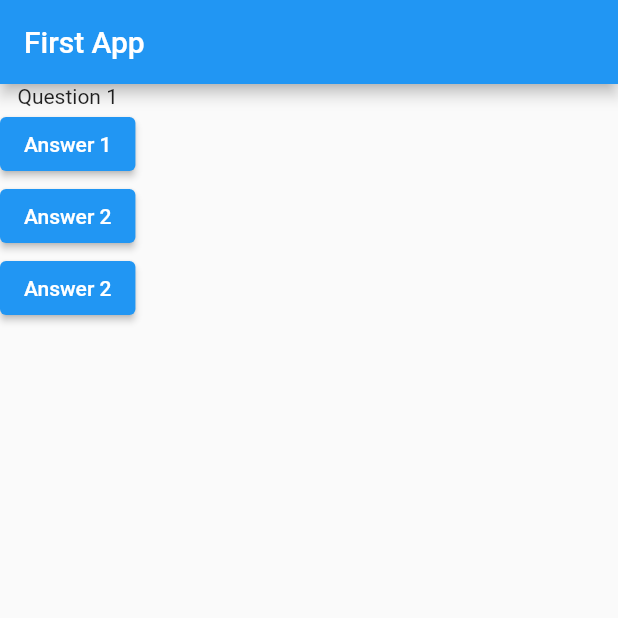
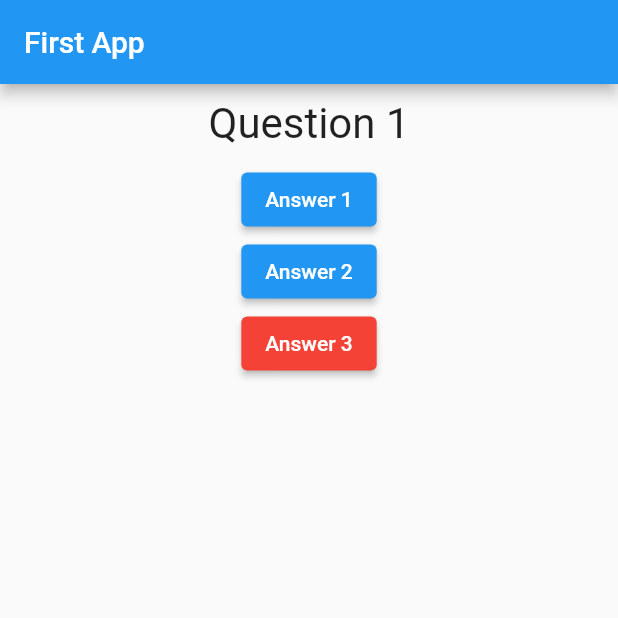
Before and after one commit to SpaceGliderr/flutter-udemy, a Flutter app: the screen it shows after launch, on a phone screen of 412 x 824 dp, the top half of it. Run offline on Flutter 3.47's test engine with Material 2 defaults, Android fonts, the phone set to English and light mode, and no system bars.

Commit message:
Add styling to main dart buttons and question text

```diff
--- a/flutter_quiz/lib/main.dart
+++ b/flutter_quiz/lib/main.dart
@@ -37,14 +37,23 @@ class _MyAppState extends State<MyApp> {
             ElevatedButton(
               onPressed: answerQuestion,
               child: Text("Answer 1"),
+              style: ButtonStyle(
+                backgroundColor: MaterialStateProperty.all(Colors.blue),
+              ),
             ),
             ElevatedButton(
               onPressed: answerQuestion,
               child: Text("Answer 2"),
+              style: ButtonStyle(
+                backgroundColor: MaterialStateProperty.all(Colors.blue),
+              ),
             ),
             ElevatedButton(
               onPressed: answerQuestion,
-              child: Text("Answer 2"),
+              child: Text("Answer 3"),
+              style: ButtonStyle(
+                backgroundColor: MaterialStateProperty.all(Colors.red),
+              ),
             ),
           ],
         ),
--- a/flutter_quiz/lib/question.dart
+++ b/flutter_quiz/lib/question.dart
@@ -7,6 +7,14 @@ class Question extends StatelessWidget {
 
   @override
   Widget build(BuildContext context) {
-    return Text(questionText);
+    return Container(
+      width: double.infinity, // Takes as much width as it can
+      margin: EdgeInsets.all(10),
+      child: Text(
+        questionText,
+        style: TextStyle(fontSize: 28),
+        textAlign: TextAlign.center,
+      ),
+    );
   }
 }
```
